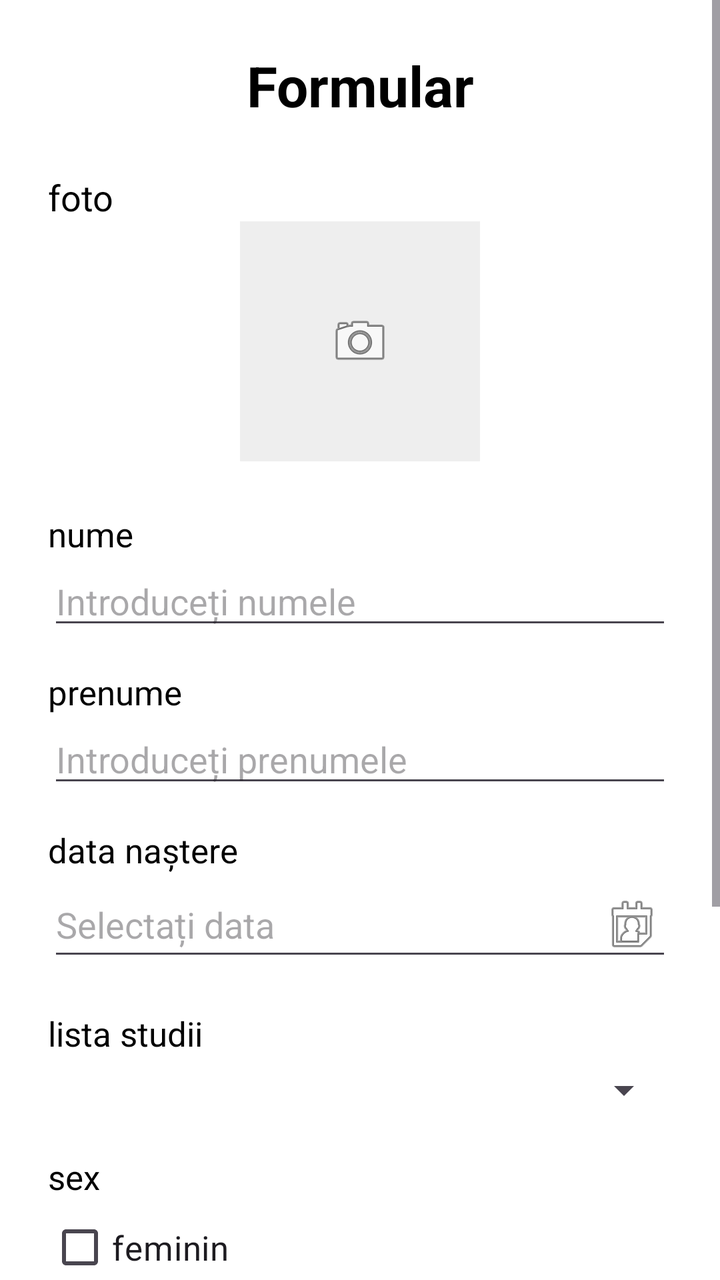
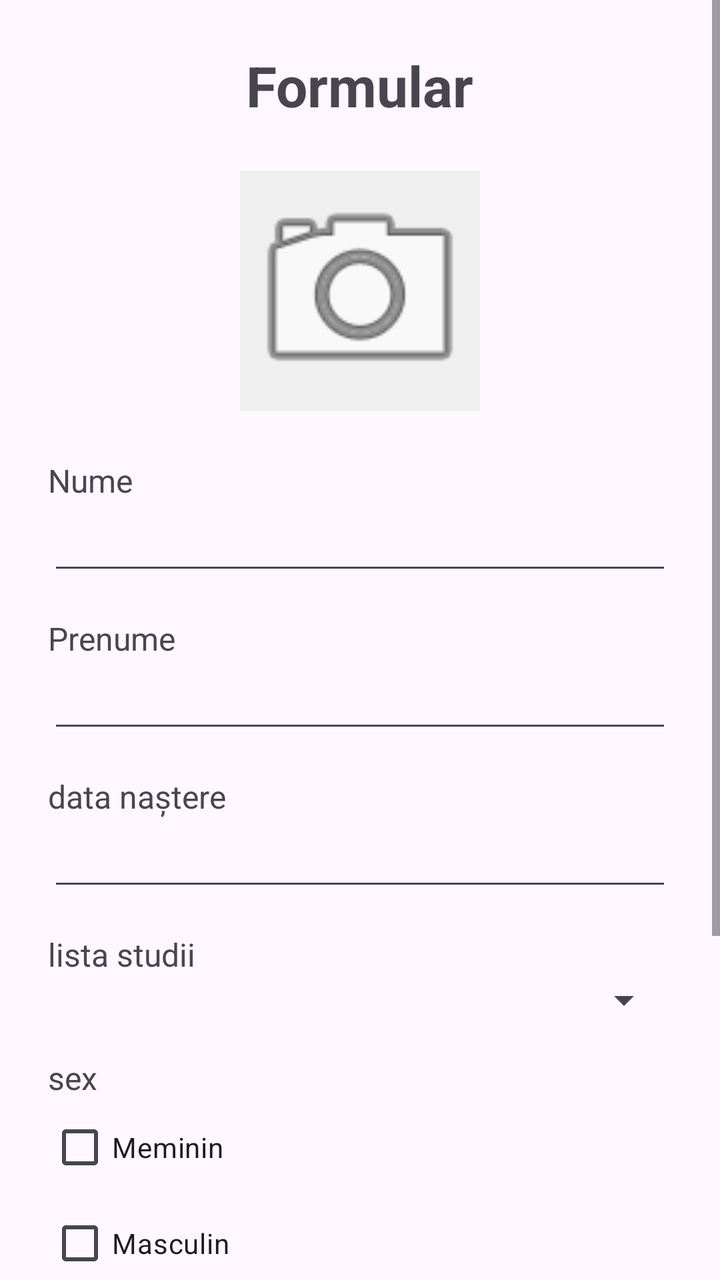

Compare the two renders of this Android layout. The source of the first and the diff that turns it into the second are given below.
<!-- AndroidManifest.xml: application theme Theme.CV -->
<!-- res/layout/activity_main.xml -->
<?xml version="1.0" encoding="utf-8"?>
<ScrollView xmlns:android="http://schemas.android.com/apk/res/android"
    android:layout_width="match_parent"
    android:layout_height="match_parent"
    android:background="#FFFFFF">

    <LinearLayout
        android:layout_width="match_parent"
        android:layout_height="wrap_content"
        android:orientation="vertical"
        android:padding="24dp">

        
        <TextView
            android:layout_width="match_parent"
            android:layout_height="wrap_content"
            android:text="Formular"
            android:textSize="28sp"
            android:textStyle="bold"
            android:gravity="center"
            android:textColor="#000000"
            android:layout_marginBottom="25dp" />

        
        <TextView
            android:layout_width="wrap_content"
            android:layout_height="wrap_content"
            android:text="foto"
            android:textSize="18sp"
            android:textColor="#000000" />

        <ImageView
            android:id="@+id/imageFoto"
            android:layout_width="120dp"
            android:layout_height="120dp"
            android:layout_gravity="center_horizontal"
            android:layout_marginBottom="25dp"
            android:background="#EEEEEE"
            android:src="@android:drawable/ic_menu_camera"
            android:scaleType="centerInside"
            android:contentDescription="Foto" />

        
        <TextView
            android:layout_width="wrap_content"
            android:layout_height="wrap_content"
            android:text="nume"
            android:textSize="17sp"
            android:textColor="#000000" />

        <EditText
            android:id="@+id/editNume"
            android:layout_width="match_parent"
            android:layout_height="wrap_content"
            android:hint="Introduceți numele"
            android:inputType="textPersonName"
            android:layout_marginBottom="15dp" />

        
        <TextView
            android:layout_width="wrap_content"
            android:layout_height="wrap_content"
            android:text="prenume"
            android:textSize="17sp"
            android:textColor="#000000" />

        <EditText
            android:id="@+id/editPrenume"
            android:layout_width="match_parent"
            android:layout_height="wrap_content"
            android:hint="Introduceți prenumele"
            android:inputType="textPersonName"
            android:layout_marginBottom="15dp" />

        
        <TextView
            android:layout_width="wrap_content"
            android:layout_height="wrap_content"
            android:text="data naștere"
            android:textSize="17sp"
            android:textColor="#000000" />

        <EditText
            android:id="@+id/editData"
            android:layout_width="match_parent"
            android:layout_height="wrap_content"
            android:hint="Selectați data"
            android:focusable="false"
            android:clickable="true"
            android:drawableEnd="@android:drawable/ic_menu_my_calendar"
            android:layout_marginBottom="20dp" />

        
        <TextView
            android:layout_width="wrap_content"
            android:layout_height="wrap_content"
            android:text="lista studii"
            android:textSize="17sp"
            android:textColor="#000000" />

        <Spinner
            android:id="@+id/spinnerStudii"
            android:layout_width="match_parent"
            android:layout_height="wrap_content"
            android:layout_marginTop="5dp"
            android:layout_marginBottom="20dp" />

        
        <TextView
            android:layout_width="wrap_content"
            android:layout_height="wrap_content"
            android:text="sex"
            android:textSize="17sp"
            android:textColor="#000000" />

        <CheckBox
            android:id="@+id/checkFeminin"
            android:layout_width="wrap_content"
            android:layout_height="wrap_content"
            android:text="feminin"
            android:textSize="17sp"
            android:layout_marginBottom="20dp" />

        
        <TextView
            android:layout_width="wrap_content"
            android:layout_height="wrap_content"
            android:text="specialitatea"
            android:textSize="17sp"
            android:textColor="#000000" />

        <RadioGroup
            android:id="@+id/radioSpecialitate"
            android:layout_width="match_parent"
            android:layout_height="wrap_content"
            android:orientation="vertical">

            <RadioButton
                android:id="@+id/radioInformatica"
                android:layout_width="wrap_content"
                android:layout_height="wrap_content"
                android:text="informatica"
                android:textSize="17sp" />

            <RadioButton
                android:id="@+id/radioTehnologii"
                android:layout_width="wrap_content"
                android:layout_height="wrap_content"
                android:text="tehnologii"
                android:textSize="17sp" />

        </RadioGroup>

        
        <Button
            android:id="@+id/buttonSalveaza"
            android:layout_width="match_parent"
            android:layout_height="wrap_content"
            android:text="SALVEAZĂ"
            android:layout_marginTop="25dp"
            android:layout_marginBottom="20dp" />

    </LinearLayout>

</ScrollView>
<!-- resources referenced by this layout -->
<resources>
  <style name="Theme.CV" parent="Base.Theme.CV" />
  <style name="Base.Theme.CV" parent="Theme.Material3.DayNight.NoActionBar">
          
          
      </style>
</resources>

<!-- the commit's change to res/layout/activity_main.xml (unified diff, before → after) -->
@@ -2,153 +2,132 @@
 <ScrollView xmlns:android="http://schemas.android.com/apk/res/android"
     android:layout_width="match_parent"
     android:layout_height="match_parent"
-    android:background="#FFFFFF">
+    android:fillViewport="true">
 
     <LinearLayout
         android:layout_width="match_parent"
         android:layout_height="wrap_content"
         android:orientation="vertical"
-        android:padding="24dp">
+        android:padding="24dp"
+        android:gravity="center_horizontal">
+
+        <TextView
+            android:layout_width="wrap_content"
+            android:layout_height="wrap_content"
+            android:text="Formular"
+            android:textSize="28sp"
+            android:textStyle="bold"
+            android:layout_marginBottom="24dp" />
+
+        
+        <ImageView
+            android:id="@+id/imageProfile"
+            android:layout_width="120dp"
+            android:layout_height="120dp"
+            android:background="#EFEFEF"
+            android:scaleType="centerCrop"
+            android:src="@android:drawable/ic_menu_camera"
+            android:clickable="true"
+            android:focusable="true"
+            android:layout_marginBottom="24dp" />
 
         
         <TextView
             android:layout_width="match_parent"
             android:layout_height="wrap_content"
-            android:text="Formular"
-            android:textSize="28sp"
-            android:textStyle="bold"
-            android:gravity="center"
-            android:textColor="#000000"
-            android:layout_marginBottom="25dp" />
-
-        
-        <TextView
-            android:layout_width="wrap_content"
-            android:layout_height="wrap_content"
-            android:text="foto"
-            android:textSize="18sp"
-            android:textColor="#000000" />
-
-        <ImageView
-            android:id="@+id/imageFoto"
-            android:layout_width="120dp"
-            android:layout_height="120dp"
-            android:layout_gravity="center_horizontal"
-            android:layout_marginBottom="25dp"
-            android:background="#EEEEEE"
-            android:src="@android:drawable/ic_menu_camera"
-            android:scaleType="centerInside"
-            android:contentDescription="Foto" />
-
-        
-        <TextView
-            android:layout_width="wrap_content"
-            android:layout_height="wrap_content"
-            android:text="nume"
-            android:textSize="17sp"
-            android:textColor="#000000" />
+            android:text="Nume"
+            android:textSize="16sp" />
 
         <EditText
             android:id="@+id/editNume"
             android:layout_width="match_parent"
             android:layout_height="wrap_content"
-            android:hint="Introduceți numele"
-            android:inputType="textPersonName"
-            android:layout_marginBottom="15dp" />
+            android:layout_marginBottom="16dp" />
 
         
         <TextView
-            android:layout_width="wrap_content"
+            android:layout_width="match_parent"
             android:layout_height="wrap_content"
-            android:text="prenume"
-            android:textSize="17sp"
-            android:textColor="#000000" />
+            android:text="Prenume"
+            android:textSize="16sp" />
 
         <EditText
             android:id="@+id/editPrenume"
             android:layout_width="match_parent"
             android:layout_height="wrap_content"
-            android:hint="Introduceți prenumele"
-            android:inputType="textPersonName"
-            android:layout_marginBottom="15dp" />
+            android:layout_marginBottom="16dp" />
 
         
         <TextView
-            android:layout_width="wrap_content"
+            android:layout_width="match_parent"
             android:layout_height="wrap_content"
             android:text="data naștere"
-            android:textSize="17sp"
-            android:textColor="#000000" />
+            android:textSize="16sp" />
 
         <EditText
             android:id="@+id/editData"
             android:layout_width="match_parent"
             android:layout_height="wrap_content"
-            android:hint="Selectați data"
             android:focusable="false"
             android:clickable="true"
-            android:drawableEnd="@android:drawable/ic_menu_my_calendar"
-            android:layout_marginBottom="20dp" />
+            android:layout_marginBottom="16dp" />
 
         
         <TextView
-            android:layout_width="wrap_content"
+            android:layout_width="match_parent"
             android:layout_height="wrap_content"
             android:text="lista studii"
-            android:textSize="17sp"
-            android:textColor="#000000" />
+            android:textSize="16sp" />
 
         <Spinner
             android:id="@+id/spinnerStudii"
             android:layout_width="match_parent"
             android:layout_height="wrap_content"
-            android:layout_marginTop="5dp"
-            android:layout_marginBottom="20dp" />
+            android:layout_marginBottom="16dp" />
 
         
         <TextView
-            android:layout_width="wrap_content"
+            android:layout_width="match_parent"
             android:layout_height="wrap_content"
             android:text="sex"
-            android:textSize="17sp"
-            android:textColor="#000000" />
+            android:textSize="16sp" />
 
         <CheckBox
             android:id="@+id/checkFeminin"
-            android:layout_width="wrap_content"
+            android:layout_width="match_parent"
             android:layout_height="wrap_content"
-            android:text="feminin"
-            android:textSize="17sp"
-            android:layout_marginBottom="20dp" />
+            android:text="Meminin" />
+
+        <CheckBox
+            android:id="@+id/checkMasculin"
+            android:layout_width="match_parent"
+            android:layout_height="wrap_content"
+            android:text="Masculin" />
 
         
         <TextView
-            android:layout_width="wrap_content"
+            android:layout_width="match_parent"
             android:layout_height="wrap_content"
             android:text="specialitatea"
-            android:textSize="17sp"
-            android:textColor="#000000" />
+            android:textSize="16sp"
+            android:layout_marginTop="16dp" />
 
         <RadioGroup
-            android:id="@+id/radioSpecialitate"
             android:layout_width="match_parent"
             android:layout_height="wrap_content"
-            android:orientation="vertical">
+            android:layout_marginBottom="24dp">
 
             <RadioButton
                 android:id="@+id/radioInformatica"
-                android:layout_width="wrap_content"
+                android:layout_width="match_parent"
                 android:layout_height="wrap_content"
-                android:text="informatica"
-                android:textSize="17sp" />
+                android:text="informatica" />
 
             <RadioButton
                 android:id="@+id/radioTehnologii"
-                android:layout_width="wrap_content"
+                android:layout_width="match_parent"
                 android:layout_height="wrap_content"
-                android:text="tehnologii"
-                android:textSize="17sp" />
-
+                android:text="tehnologii" />
         </RadioGroup>
 
         
@@ -156,10 +135,7 @@
             android:id="@+id/buttonSalveaza"
             android:layout_width="match_parent"
             android:layout_height="wrap_content"
-            android:text="SALVEAZĂ"
-            android:layout_marginTop="25dp"
-            android:layout_marginBottom="20dp" />
+            android:text="SALVEAZĂ" />
 
     </LinearLayout>
-
 </ScrollView>
